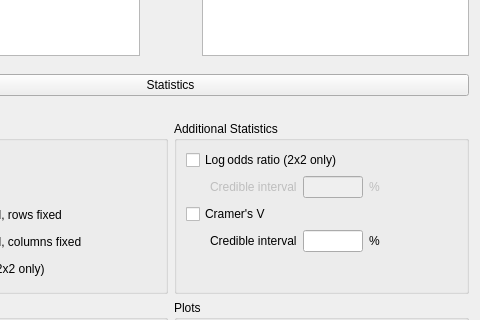
Qt form JASP-Desktop/analysisforms/contingencytablesbayesianform.ui (jasp-stats/jasp-desktop) before a commit; both pictures show x 139 to 619 and y 464 to 784 of the 619 by 1184 pixel window.
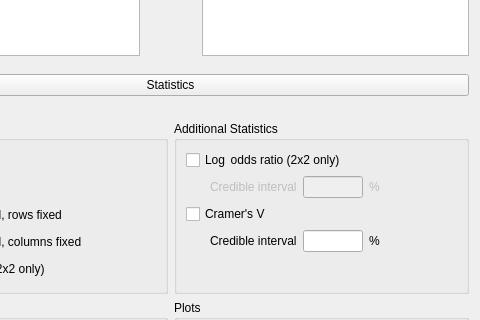
The same form after that commit. Custom widgets are drawn as their Qt base class.

Commit message: Contingency Table: Change in Label "Log odds ratio"

```diff
--- a/JASP-Desktop/analysisforms/contingencytablesbayesianform.ui
+++ b/JASP-Desktop/analysisforms/contingencytablesbayesianform.ui
@@ -382,7 +382,7 @@
             <item row="2" column="0" colspan="2">
              <widget class="BoundCheckBox" name="oddsRatio">
               <property name="text">
-               <string>Log odds ratio (2x2 only)</string>
+               <string>Log  odds ratio (2x2 only)</string>
               </property>
              </widget>
             </item>
```
Left out of the diff: 2 changed lines with no effect on the pictures. The commit also changes 1 other file.
